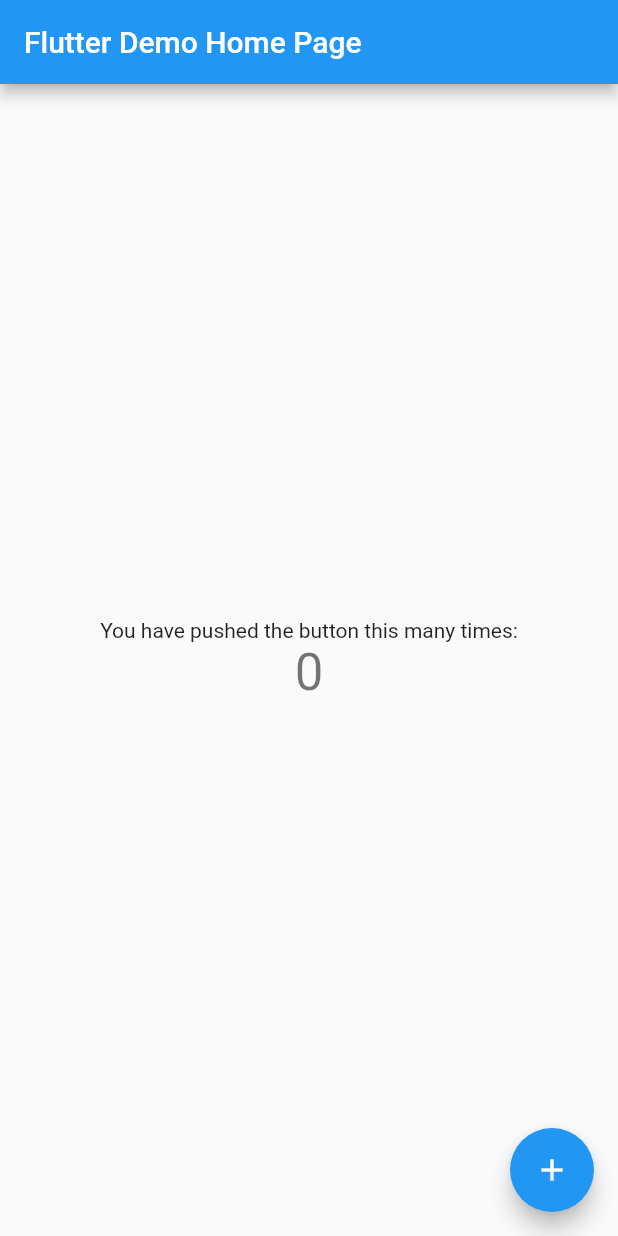
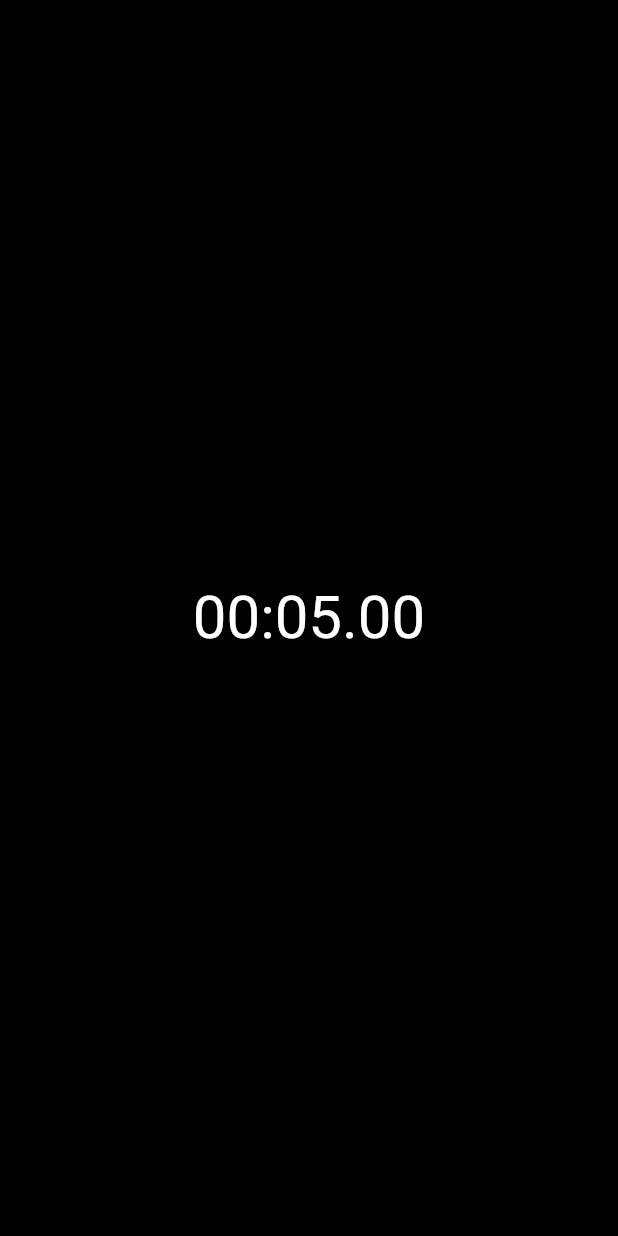
Before and after one commit to ahmadjz/stop-watch-flutter, a Flutter app: the screen it shows after launch, on a phone screen of 412 x 824 dp. Run offline on Flutter 3.47's test engine with Material 2 defaults, Android fonts, the light colour scheme and no system bars.

Commit message:
create basic widgets

```diff
--- a/lib/main.dart
+++ b/lib/main.dart
@@ -1,4 +1,6 @@
 import 'package:flutter/material.dart';
+import 'package:flutter/services.dart';
+import 'package:stop_watch_flutter/ui/stopwatch.dart';
 
 void main() {
   runApp(const MyApp());
@@ -7,109 +9,28 @@
 class MyApp extends StatelessWidget {
   const MyApp({super.key});
 
-  // This widget is the root of your application.
   @override
   Widget build(BuildContext context) {
     return MaterialApp(
-      title: 'Flutter Demo',
-      theme: ThemeData(
-        // This is the theme of your application.
-        //
-        // Try running your application with "flutter run". You'll see the
-        // application has a blue toolbar. Then, without quitting the app, try
-        // changing the primarySwatch below to Colors.green and then invoke
-        // "hot reload" (press "r" in the console where you ran "flutter run",
-        // or simply save your changes to "hot reload" in a Flutter IDE).
-        // Notice that the counter didn't reset back to zero; the application
-        // is not restarted.
-        primarySwatch: Colors.blue,
-      ),
-      home: const MyHomePage(title: 'Flutter Demo Home Page'),
+      debugShowCheckedModeBanner: false,
+      theme: ThemeData.dark().copyWith(scaffoldBackgroundColor: Colors.black),
+      home: const MyHomePage(),
     );
   }
 }
 
-class MyHomePage extends StatefulWidget {
-  const MyHomePage({super.key, required this.title});
-
-  // This widget is the home page of your application. It is stateful, meaning
-  // that it has a State object (defined below) that contains fields that affect
-  // how it looks.
-
-  // This class is the configuration for the state. It holds the values (in this
-  // case the title) provided by the parent (in this case the App widget) and
-  // used by the build method of the State. Fields in a Widget subclass are
-  // always marked "final".
-
-  final String title;
-
-  @override
-  State<MyHomePage> createState() => _MyHomePageState();
-}
-
-class _MyHomePageState extends State<MyHomePage> {
-  int _counter = 0;
-
-  void _incrementCounter() {
-    setState(() {
-      // This call to setState tells the Flutter framework that something has
-      // changed in this State, which causes it to rerun the build method below
-      // so that the display can reflect the updated values. If we changed
-      // _counter without calling setState(), then the build method would not be
-      // called again, and so nothing would appear to happen.
-      _counter++;
-    });
-  }
+class MyHomePage extends StatelessWidget {
+  const MyHomePage({Key? key}) : super(key: key);
 
   @override
   Widget build(BuildContext context) {
-    // This method is rerun every time setState is called, for instance as done
-    // by the _incrementCounter method above.
-    //
-    // The Flutter framework has been optimized to make rerunning build methods
-    // fast, so that you can just rebuild anything that needs updating rather
-    // than having to individually change instances of widgets.
-    return Scaffold(
-      appBar: AppBar(
-        // Here we take the value from the MyHomePage object that was created by
-        // the App.build method, and use it to set our appbar title.
-        title: Text(widget.title),
-      ),
-      body: Center(
-        // Center is a layout widget. It takes a single child and positions it
-        // in the middle of the parent.
-        child: Column(
-          // Column is also a layout widget. It takes a list of children and
-          // arranges them vertically. By default, it sizes itself to fit its
-          // children horizontally, and tries to be as tall as its parent.
-          //
-          // Invoke "debug painting" (press "p" in the console, choose the
-          // "Toggle Debug Paint" action from the Flutter Inspector in Android
-          // Studio, or the "Toggle Debug Paint" command in Visual Studio Code)
-          // to see the wireframe for each widget.
-          //
-          // Column has various properties to control how it sizes itself and
-          // how it positions its children. Here we use mainAxisAlignment to
-          // center the children vertically; the main axis here is the vertical
-          // axis because Columns are vertical (the cross axis would be
-          // horizontal).
-          mainAxisAlignment: MainAxisAlignment.center,
-          children: <Widget>[
-            const Text(
-              'You have pushed the button this many times:',
-            ),
-            Text(
-              '$_counter',
-              style: Theme.of(context).textTheme.headline4,
-            ),
-          ],
+    return const AnnotatedRegion<SystemUiOverlayStyle>(
+      value: SystemUiOverlayStyle.light,
+      child: Scaffold(
+        body: Center(
+          child: Stopwatch(),
         ),
       ),
-      floatingActionButton: FloatingActionButton(
-        onPressed: _incrementCounter,
-        tooltip: 'Increment',
-        child: const Icon(Icons.add),
-      ), // This trailing comma makes auto-formatting nicer for build methods.
     );
   }
 }
--- /dev/null
+++ b/lib/ui/elapsed_time_text_basic.dart
@@ -0,0 +1,22 @@
+import 'package:flutter/material.dart';
+
+class ElapsedTimeTextBasic extends StatelessWidget {
+  const ElapsedTimeTextBasic({Key? key, required this.elapsed})
+      : super(key: key);
+  final Duration elapsed;
+
+  @override
+  Widget build(BuildContext context) {
+    final hundreds = (elapsed.inMilliseconds / 10) % 100;
+    final seconds = elapsed.inSeconds % 60;
+    final minutes = elapsed.inMinutes % 60;
+    final hundredsStr = hundreds.toStringAsFixed(0).padLeft(2, '0');
+    final secondsStr = seconds.toString().padLeft(2, '0');
+    final minutesStr = minutes.toString().padLeft(2, '0');
+    return Text(
+      '$minutesStr:$secondsStr.$hundredsStr',
+      textAlign: TextAlign.center,
+      style: const TextStyle(fontSize: 40),
+    );
+  }
+}
--- /dev/null
+++ b/lib/ui/stopwatch.dart
@@ -0,0 +1,18 @@
+import 'package:flutter/material.dart';
+import 'package:stop_watch_flutter/ui/elapsed_time_text_basic.dart';
+
+class Stopwatch extends StatefulWidget {
+  const Stopwatch({super.key});
+
+  @override
+  State<Stopwatch> createState() => _StopwatchState();
+}
+
+class _StopwatchState extends State<Stopwatch> {
+  @override
+  Widget build(BuildContext context) {
+    return const ElapsedTimeTextBasic(
+      elapsed: Duration(seconds: 5),
+    );
+  }
+}
```
